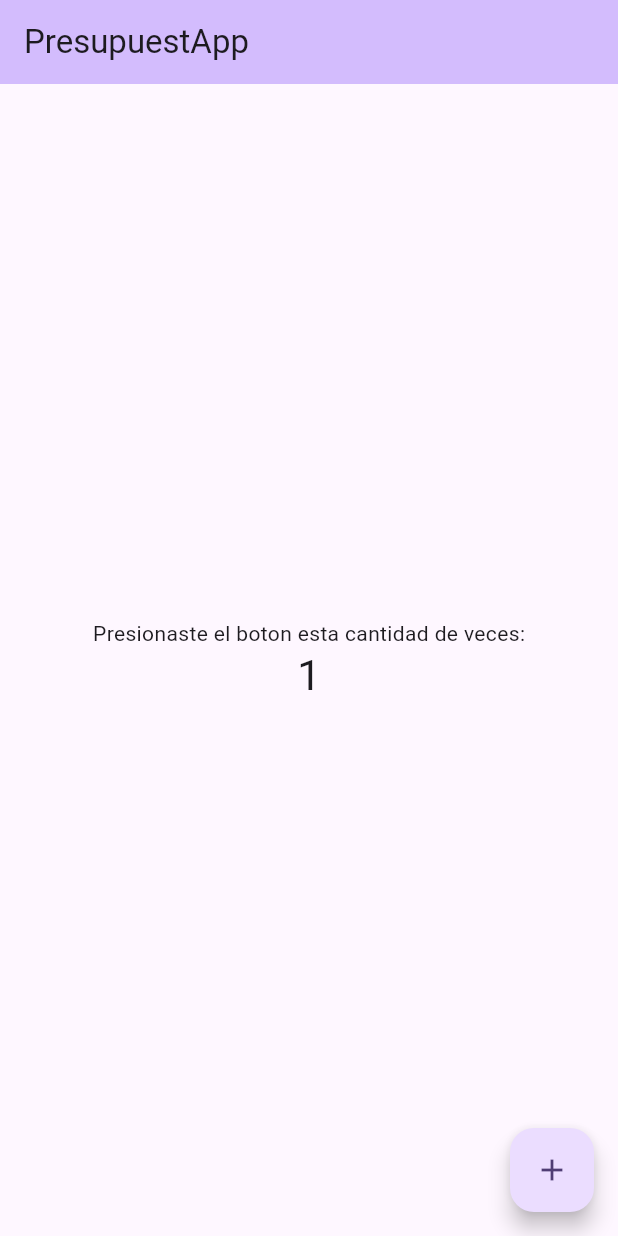
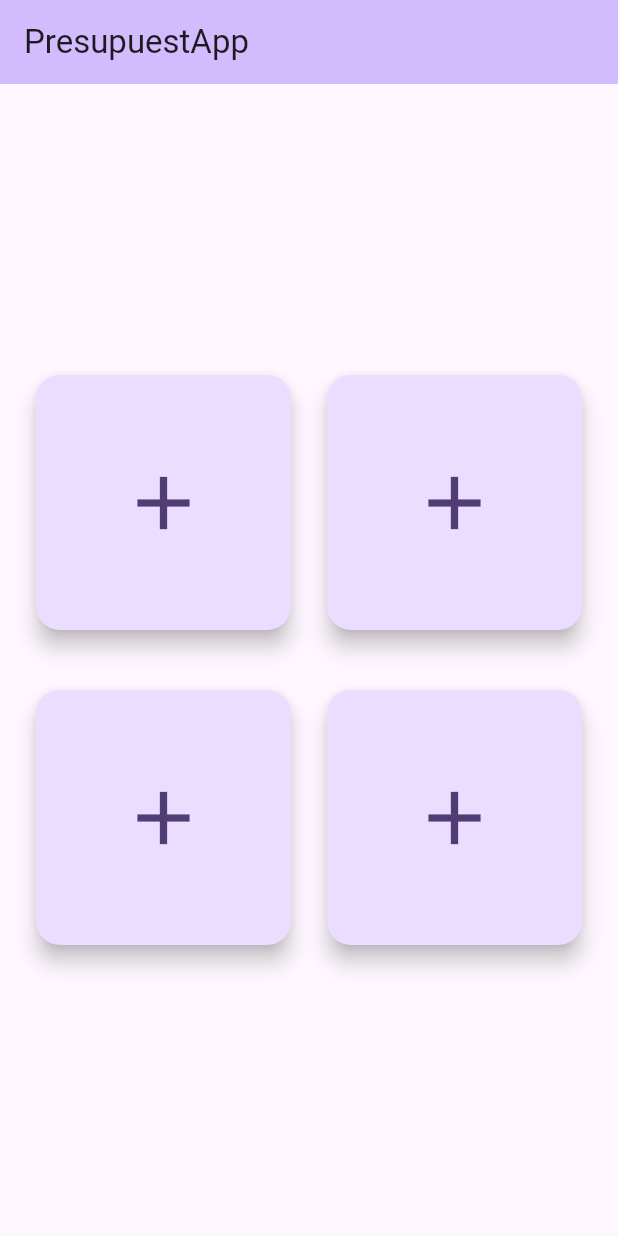
Before and after one commit to AgustinPlatun/PresupuestApp, a Flutter app: the screen it shows after launch, after a tap on the "add" icon, on a phone screen of 412 x 824 dp. Run offline on Flutter 3.47's test engine with Material 3 defaults, Android fonts, the phone set to English and light mode, and no system bars.

Commit message:
primer commit para la historia

```diff
--- a/flutter_application_1/lib/main.dart
+++ b/flutter_application_1/lib/main.dart
@@ -29,14 +29,6 @@ class MyHomePage extends StatefulWidget {
 }
 
 class _MyHomePageState extends State<MyHomePage> {
-  int _counter = 0;
-
-  void _incrementCounter() {
-    setState(() {
-      _counter++;
-    });
-  }
-
   @override
   Widget build(BuildContext context) {
     return Scaffold(
@@ -48,21 +40,64 @@ class _MyHomePageState extends State<MyHomePage> {
         child: Column(
           mainAxisAlignment: MainAxisAlignment.center,
           children: <Widget>[
-            const Text(
-              'Presionaste el boton esta cantidad de veces:',
+            Row(
+              mainAxisAlignment: MainAxisAlignment.spaceEvenly,
+              children: <Widget>[
+                SizedBox(
+                  width: 170.0,
+                  height: 170.0,
+                  child: FloatingActionButton(
+                    onPressed: () {
+                      // Acción para el primer botón
+                    },
+                    tooltip: 'Botón 1',
+                    child: const Icon(Icons.add, size: 60),
+                  ),
+                ),
+                SizedBox(
+                  width: 170.0,
+                  height: 170.0,
+                  child: FloatingActionButton(
+                    onPressed: () {
+                      // Acción para el segundo botón
+                    },
+                    tooltip: 'Botón 2',
+                    child: const Icon(Icons.add, size: 60),
+                  ),
+                ),
+              ],
             ),
-            Text(
-              '$_counter',
-              style: Theme.of(context).textTheme.headlineMedium,
+            SizedBox(height: 40), // Espaciado reducido entre filas
+            Row(
+              mainAxisAlignment: MainAxisAlignment.spaceEvenly,
+              children: <Widget>[
+                SizedBox(
+                  width: 170.0,
+                  height: 170.0,
+                  child: FloatingActionButton(
+                    onPressed: () {
+                      // Acción para el tercer botón
+                    },
+                    tooltip: 'Botón 3',
+                    child: const Icon(Icons.add, size: 60),
+                  ),
+                ),
+                SizedBox(
+                  width: 170.0,
+                  height: 170.0,
+                  child: FloatingActionButton(
+                    onPressed: () {
+                      // Acción para el cuarto botón
+                    },
+                    tooltip: 'Botón 4',
+                    child: const Icon(Icons.add, size: 60),
+                  ),
+                ),
+              ],
             ),
           ],
         ),
       ),
-      floatingActionButton: FloatingActionButton(
-        onPressed: _incrementCounter,
-        tooltip: 'Increment',
-        child: const Icon(Icons.add),
-      ), // This trailing comma makes auto-formatting nicer for build methods.
     );
   }
 }
```
